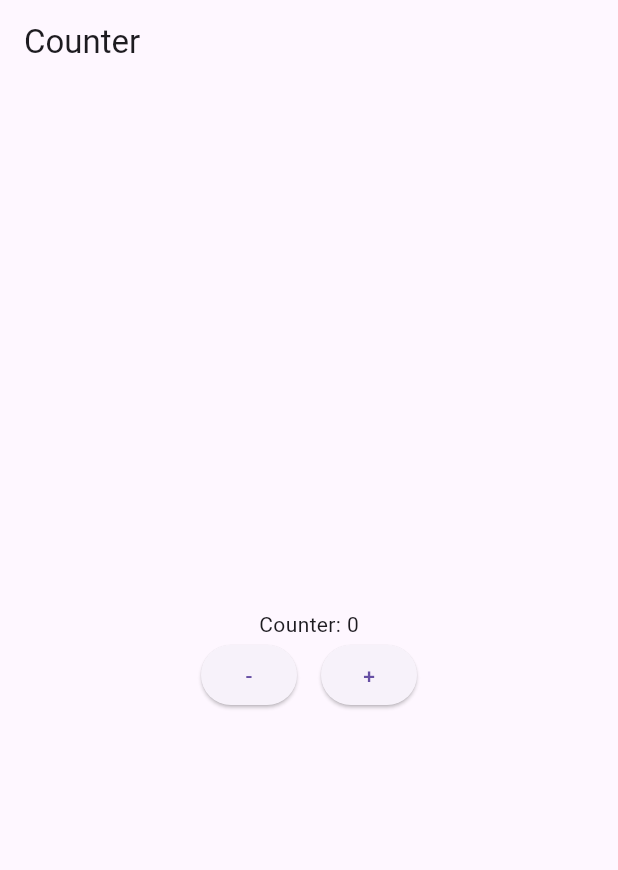
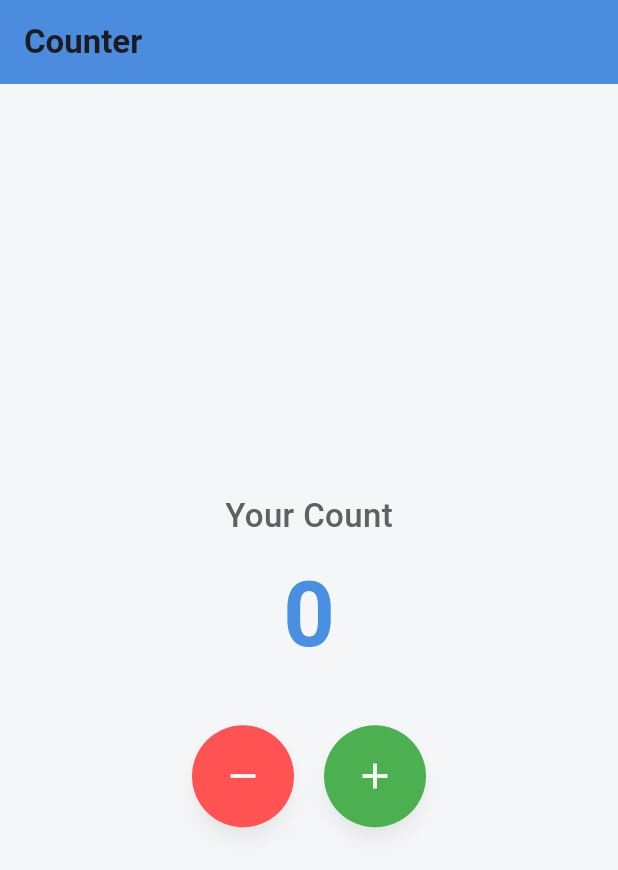
Before and after one commit to Real-Ibrahim/flutter-week2-todo-app, a Flutter app: the screen it shows after launch, on a phone screen of 412 x 824 dp. Shown: the top 870 px of the screen. Run offline on Flutter 3.47's test engine with Material 3 defaults, Android fonts, the phone set to English and light mode, and no system bars; our stand-ins replace shared_preferences.

Commit message:
Added Persistent Counter

```diff
--- a/lib/main.dart
+++ b/lib/main.dart
@@ -1,4 +1,5 @@
 import 'package:flutter/material.dart';
+import 'package:shared_preferences/shared_preferences.dart';
 
 void main() {
   runApp(MyApp());
@@ -11,6 +12,13 @@ class MyApp extends StatelessWidget {
   Widget build(BuildContext context) {
     return MaterialApp(
       title: 'Counter App',
+      theme: ThemeData(
+        primaryColor: Color(0xFF4A90E2),
+        scaffoldBackgroundColor: Color(0xFFF4F6F8),
+        textTheme: TextTheme(
+          bodyMedium: TextStyle(fontSize: 18, fontWeight: FontWeight.w500),
+        ),
+      ),
       home: CounterScreen(),
     );
   }
@@ -27,34 +35,91 @@ class CounterScreen extends StatefulWidget {
 class _CounterScreenState extends State<CounterScreen> {
   int _counter = 0;
 
+  @override
+  void initState() {
+    super.initState();
+    _loadCounter();
+  }
+
+  Future<void> _loadCounter() async {
+    final prefs = await SharedPreferences.getInstance();
+    setState(() {
+      _counter = prefs.getInt('counter') ?? 0;
+    });
+  }
+
+  Future<void> _saveCounter() async {
+    final prefs = await SharedPreferences.getInstance();
+    prefs.setInt('counter', _counter);
+  }
+
   void _increment() {
-    setState(() { _counter++; });
+    setState(() => _counter++);
+    _saveCounter();
   }
 
   void _decrement() {
-    setState(() { _counter--; });
+    setState(() => _counter--);
+    _saveCounter();
   }
 
   @override
   Widget build(BuildContext context) {
     return Scaffold(
-      appBar: AppBar(title: Text('Counter')),
-      body: Center(
+      appBar: AppBar(
+        title: Text('Counter', style: TextStyle(fontWeight: FontWeight.w600)),
+        backgroundColor: Color(0xFF4A90E2),
+        elevation: 2,
+      ),
+      body: SafeArea(
+        child: Center(
           child: Column(
             mainAxisAlignment: MainAxisAlignment.center,
             children: [
-            Text('Counter: $_counter'),
+              Text(
+                'Your Count',
+                style: TextStyle(
+                  fontSize: 22,
+                  color: Colors.grey[700],
+                  fontWeight: FontWeight.w500,
+                ),
+              ),
+              SizedBox(height: 8),
+              Text(
+                '$_counter',
+                style: TextStyle(
+                  fontSize: 60,
+                  fontWeight: FontWeight.bold,
+                  color: Color(0xFF4A90E2),
+                ),
+              ),
+              SizedBox(height: 30),
               Row(
                 mainAxisAlignment: MainAxisAlignment.center,
                 children: [
-                ElevatedButton(onPressed: _decrement, child: Text('-')),
-                SizedBox(width: 16),
-                ElevatedButton(onPressed: _increment, child: Text('+')),
+                  _buildActionButton(Icons.remove, _decrement, Colors.redAccent),
+                  SizedBox(width: 20),
+                  _buildActionButton(Icons.add, _increment, Colors.green),
                 ],
               ),
             ],
           ),
         ),
+      ),
+    );
+  }
+
+  Widget _buildActionButton(IconData icon, VoidCallback onPressed, Color color) {
+    return ElevatedButton(
+      onPressed: onPressed,
+      style: ElevatedButton.styleFrom(
+        shape: CircleBorder(),
+        padding: EdgeInsets.all(20),
+        backgroundColor: color,
+        elevation: 5,
+        shadowColor: Colors.black26,
+      ),
+      child: Icon(icon, size: 28, color: Colors.white),
     );
   }
 }
--- a/pubspec.yaml
+++ b/pubspec.yaml
@@ -30,6 +30,8 @@ environment:
 dependencies:
   flutter:
     sdk: flutter
+  shared_preferences: ^2.0.15
+
 
   # The following adds the Cupertino Icons font to your application.
   # Use with the CupertinoIcons class for iOS style icons.
```
Also changed, not shown: pubspec.lock, 1 other file. Lines whose indentation alone changed are shown as unchanged.
